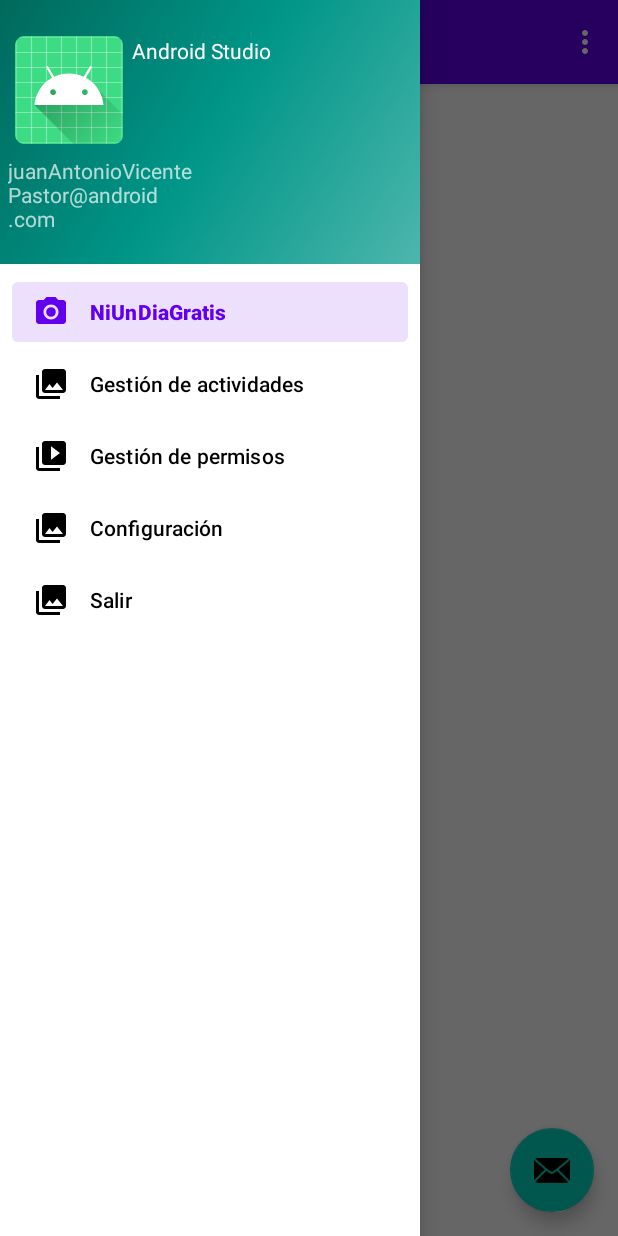
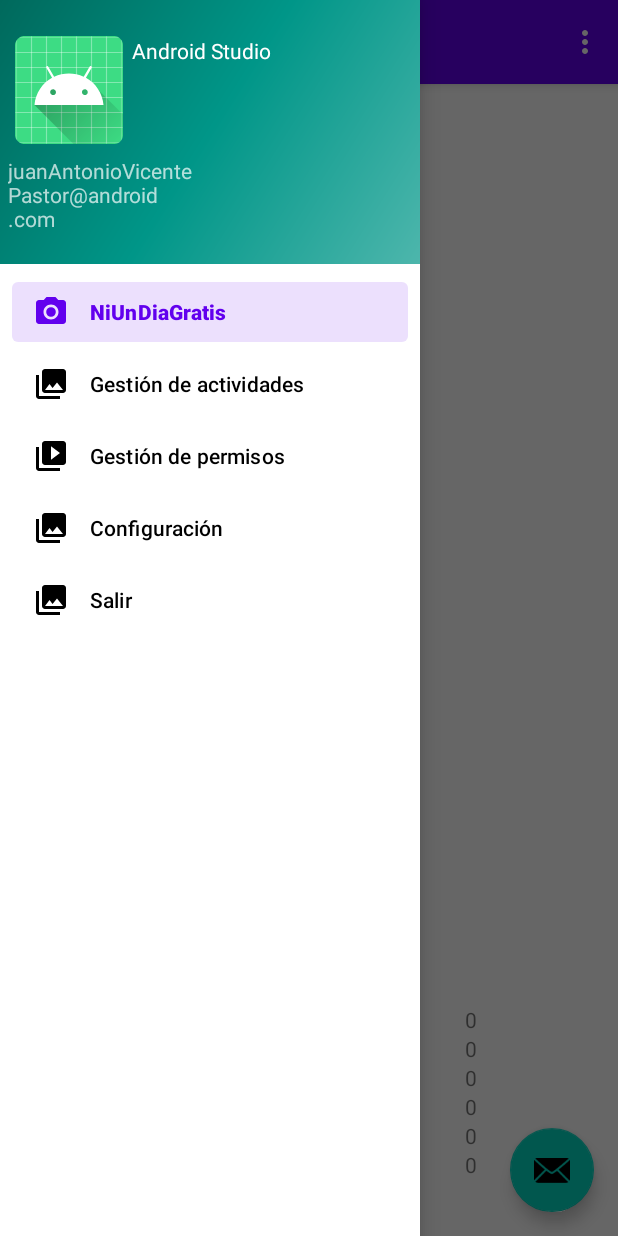
Before and after one commit to Eliathar/NiUnDiaGratis_proyecto, an Android app: the screen it shows after launch (MainActivity), with the side drawer open, on a phone screen of 412 x 824 dp. Run offline under Robolectric (Android 15) with nearby library versions, the phone set to English and light mode, and no system bars; our stand-ins replace Room's generated code, navigation-ui.

```diff
--- a/app/src/main/java/com/example/niundiagratis/MainActivity.kt
+++ b/app/src/main/java/com/example/niundiagratis/MainActivity.kt
@@ -6,19 +6,25 @@ import android.view.MenuItem
 import androidx.appcompat.app.AppCompatActivity
 import androidx.core.view.GravityCompat
 import androidx.drawerlayout.widget.DrawerLayout
+import androidx.lifecycle.MutableLiveData
 import androidx.navigation.NavController
 import androidx.navigation.findNavController
 import androidx.navigation.ui.AppBarConfiguration
 import androidx.navigation.ui.NavigationUI
 import androidx.navigation.ui.setupActionBarWithNavController
 import androidx.navigation.ui.setupWithNavController
+import com.example.niundiagratis.data.dao.ActividadesRealizadasDao
+import com.example.niundiagratis.data.dao.ComputoGlobalDao
+import com.example.niundiagratis.data.dao.GuardiasRealizadasDao
+import com.example.niundiagratis.data.db.BBDDHandler
 import com.example.niundiagratis.data.db.BBDDHandler.crearBBDD
+import com.example.niundiagratis.data.db.NiUnDiaGratisBBDD
 import com.example.niundiagratis.databinding.ActivityMainBinding
+import com.example.niundiagratis.ui.home.HomeFragment
 import com.google.android.material.navigation.NavigationView
 import kotlinx.coroutines.Dispatchers
 import kotlinx.coroutines.runBlocking
 import kotlinx.coroutines.withContext
-
 
 class MainActivity : AppCompatActivity() {
     //Usamos lateinit para indicaral compilador que la variable sera inicializada antes de ser usada
@@ -27,18 +33,20 @@ class MainActivity : AppCompatActivity() {
     //Declaracion de navController
     private lateinit var navController: NavController
     private lateinit var drawerLayout: DrawerLayout
+    var baseDatosOk: MutableLiveData<Boolean> = MutableLiveData(false)
+
 
     override fun onCreate(savedInstanceState: Bundle?) {
         super.onCreate(savedInstanceState)
 
         //Usamos el contexto de la actividad para crear la base de datos----------------------------
         val context = this
-        runBlocking {
+        /*runBlocking {
             withContext(Dispatchers.IO) {
                 // Inicializa la base de datos
                 crearBBDD(context)
             }
-        }
+        }*/
         //Fin de creacion de base de datos----------------------------------------------------------
 
         binding = ActivityMainBinding.inflate(layoutInflater)
@@ -54,12 +62,12 @@ class MainActivity : AppCompatActivity() {
                 flecha para ir atras */
         appBarConfiguration = AppBarConfiguration(
             setOf(
-                R.id.nav_home, R.id.submenu01Fragment,
-                R.id.nav_gest_act, R.id.nav_gest_perm, R.id.nav_config, R.id.addActividadFragment,
-                R.id.modActividadFragment, R.id.modActividadSeleccionadaFragment, R.id.addPermisoFragment,
-                R.id.modPermisoFragment, R.id.modPermisoSeleccionadoFragment, R.id.addTipoActividadFragment, R.id.addTipoDiaFragment,
-                R.id.modTipoActividadFragment, R.id.modTipoActividadSelecFragment,
-                R.id.modTipoDiaFragment, R.id.modTipoDiaSelecFragment
+                R.id.nav_home, R.id.submenu01Fragment, R.id.nav_gest_act, R.id.nav_gest_perm,
+                R.id.nav_config, R.id.addActividadFragment, R.id.modActividadFragment,
+                R.id.modActividadSeleccionadaFragment, R.id.addPermisoFragment,
+                R.id.modPermisoFragment, R.id.modPermisoSeleccionadoFragment,
+                R.id.addTipoActividadFragment, R.id.addTipoDiaFragment, R.id.modTipoActividadFragment,
+                R.id.modTipoActividadSelecFragment, R.id.modTipoDiaFragment, R.id.modTipoDiaSelecFragment
             ), drawerLayout
         )
         // Inicializa navController
--- a/app/src/main/java/com/example/niundiagratis/data/adapter/ItemListActRealAdapter.kt
+++ b/app/src/main/java/com/example/niundiagratis/data/adapter/ItemActRealAdapter.kt
@@ -22,8 +22,11 @@ class ItemActRealAdapter(private val dataList: List<Any>, private val opcion: In
             1 ->{
                 if (item is ActividadesRealizadas) {
                     holder.txtTipo.text = item.tipoActOk
+                    println("1 $holder.txtTipo.text")
                     holder.txtNombre.text = item.nombreActOk
+                    println(holder.txtNombre.text)
                     holder.txtFecha.text = item.fechaInActOk.toString()
+                    println(holder.txtFecha.text)
                 }
             }
             2-> {
@@ -34,15 +37,18 @@ class ItemActRealAdapter(private val dataList: List<Any>, private val opcion: In
                 }
             }
             3->{
+                println("en computoblogal3")
                 if (item is ComputoGlobal) {
                     holder.txtTipo.text = item.tipoDiaGlobal
-                    holder.txtNombre.text = item.maxGlobal.toString()
+                    println(holder.txtTipo.text)
+                    holder.txtNombre.text = if (item.maxGlobal.toString() == "null") "" else item.maxGlobal.toString()
                     holder.txtFecha.text = item.saldoGlobal.toString()
                 }
             }
         }
     }
     override fun getItemCount(): Int {
+        println(dataList.size)
         return dataList.size
     }
 }
--- a/app/src/main/java/com/example/niundiagratis/data/dao/TiposDiasDao.kt
+++ b/app/src/main/java/com/example/niundiagratis/data/dao/TiposDiasDao.kt
@@ -12,7 +12,7 @@ import com.example.niundiagratis.data.db.TiposDias
 interface TiposDiasDao {
     //Para insercion de nuevas entidades
     @Insert
-    suspend fun insert(tiposDias: TiposDias)
+    fun insert(tiposDias: TiposDias)
 
     //Devuelve una lista con todos las entidades
     @Query("SELECT * FROM tablaTiposDias")
--- a/app/src/main/java/com/example/niundiagratis/data/db/BBDDHandler.kt
+++ b/app/src/main/java/com/example/niundiagratis/data/db/BBDDHandler.kt
@@ -2,11 +2,21 @@ package com.example.niundiagratis.data.db
 
 import android.content.Context
 import androidx.room.Room
+import com.example.niundiagratis.MainActivity
+import com.example.niundiagratis.data.dao.ActividadesRealizadasDao
+import com.example.niundiagratis.data.dao.ComputoGlobalDao
+import com.example.niundiagratis.data.dao.GuardiasRealizadasDao
+import kotlinx.coroutines.coroutineScope
 import java.text.SimpleDateFormat
 import java.util.Calendar
 import java.util.Locale
-object BBDDHandler {
-    suspend fun crearBBDD(context: Context) {
+import kotlin.collections.get
+import com.example.niundiagratis.data.db.NiUnDiaGratisBBDD
+import androidx.room.RoomDatabase
+
+//Creamos la base de datos
+object BBDDHandler{
+    suspend fun crearBBDD(context: Context) : String{
         val periodo = SimpleDateFormat(
             "yyyy",
             Locale.getDefault()
@@ -15,29 +25,37 @@ object BBDDHandler {
         )
         //Creamos el nombre de la base de datos usando el año
         val nombreBD = "NiUnDiaGratis_$periodo"
-        val database: NiUnDiaGratisBBDD
+        val niUnDiaGratisDB: NiUnDiaGratisBBDD
         if (context.getDatabasePath(nombreBD).exists()) {
-            database = Room.databaseBuilder(
+            niUnDiaGratisDB = Room.databaseBuilder(
                 context.applicationContext,
                 NiUnDiaGratisBBDD::class.java, nombreBD
             ).fallbackToDestructiveMigration()//Evita que se destruyan los datos existentes
                 .build()
-            database.openHelper.writableDatabase
+            niUnDiaGratisDB.openHelper.writableDatabase
+            println("BBDD ya creada")
         } else {
-            database = Room.databaseBuilder(
+            niUnDiaGratisDB = Room.databaseBuilder(
                 context.applicationContext,
                 NiUnDiaGratisBBDD::class.java,
                 nombreBD
+
             ).build()
-            database.openHelper.writableDatabase
-            inicializarBBDD(database)
+            niUnDiaGratisDB.openHelper.writableDatabase
+            inicializarBBDD(niUnDiaGratisDB)
+            println("bbdd inicializada")
+
         }
+        return nombreBD
     }
+    //Inicializacion de la base de datos
     private suspend fun inicializarBBDD(database: NiUnDiaGratisBBDD){
         val daoTiposDias = database.fTiposDiasDao()
         val daoTiposActividades = database.fTiposActividadesDao()
+        val daoComputoGlobal = database.fComputoGlobalDao()
         lateinit var nuevoTipoDia: TiposDias
         lateinit var nuevoTiposActividades: TiposActividades
+        lateinit var nuevocomputoGlobal: ComputoGlobal
         //Inicializamos tipos de dias
         for (i in 1..6) {
             println("bucle for $i")
@@ -70,5 +88,33 @@ object BBDDHandler {
             }
             daoTiposActividades.insert(nuevoTiposActividades)
         }
+
+        //Inicializamos datos de computo global
+        //Definimos los valores para las foreign keys especificadas
+        val idTipoDiaG1 = daoTiposDias.getTipoDiaById("DA")?.nombreTipoDia
+        val idTipoDiaG2 = daoTiposDias.getTipoDiaById("PO")?.nombreTipoDia
+        val idTipoDiaG3 = daoTiposDias.getTipoDiaById("DPP")?.nombreTipoDia
+        val idTipoDiaG4 = daoTiposDias.getTipoDiaById("AP")?.nombreTipoDia
+        val idTipoDiaG5 = daoTiposDias.getTipoDiaById("MO")?.nombreTipoDia
+        val idTipoDiaG6 = daoTiposDias.getTipoDiaById("DO")?.nombreTipoDia
+        val maxTipoDiaG1 = daoTiposDias.getTipoDiaById("DA")!!.maxDias
+        val maxTipoDiaG2 = daoTiposDias.getTipoDiaById("PO")!!.maxDias
+        val maxTipoDiaG3 = daoTiposDias.getTipoDiaById("DPP")!!.maxDias
+        val maxTipoDiaG4 = daoTiposDias.getTipoDiaById("AP")!!.maxDias
+        val maxTipoDiaG5 = daoTiposDias.getTipoDiaById("MO")?.maxDias
+        val maxTipoDiaG6 = daoTiposDias.getTipoDiaById("DO")?.maxDias
+        for (k in 1..6){
+            println("bucle for computo global $k")
+            when (k){
+                1 -> nuevocomputoGlobal = ComputoGlobal(0, idTipoDiaG1.toString(), maxTipoDiaG1!!, 0, 0, 0)
+                2 -> nuevocomputoGlobal = ComputoGlobal(0, idTipoDiaG2.toString(), maxTipoDiaG2!!, 0, 0, 0)
+                3 -> nuevocomputoGlobal = ComputoGlobal(0, idTipoDiaG3.toString(), maxTipoDiaG3!!, 0, 0, 0)
+                4 -> nuevocomputoGlobal = ComputoGlobal(0, idTipoDiaG4.toString(), maxTipoDiaG4!!, 0, 0, 0)
+                5 -> nuevocomputoGlobal = ComputoGlobal(0, idTipoDiaG5.toString(), maxTipoDiaG5, 0, 0, 0)
+                6 -> nuevocomputoGlobal = ComputoGlobal(0, idTipoDiaG6.toString(), maxTipoDiaG6, 0, 0, 0)
+            }
+            daoComputoGlobal.insert(nuevocomputoGlobal)
+            println("computo terminado")
+        }
     }
 }
--- a/app/src/main/java/com/example/niundiagratis/data/db/NiUnDiaGratisBBDD.kt
+++ b/app/src/main/java/com/example/niundiagratis/data/db/NiUnDiaGratisBBDD.kt
@@ -12,6 +12,7 @@ import com.example.niundiagratis.data.dao.ActividadesRealizadasDao
 import com.example.niundiagratis.data.dao.ComputoGlobalDao
 import com.example.niundiagratis.data.dao.DiasDisfrutadosDao
 import com.example.niundiagratis.data.dao.DiasGeneradosDao
+import com.example.niundiagratis.data.dao.GuardiasRealizadasDao
 import com.example.niundiagratis.data.dao.TiposActividadesDao
 import com.example.niundiagratis.data.dao.TiposDiasDao
 import java.util.Date
@@ -178,7 +179,7 @@ data class ComputoGlobal(
     @PrimaryKey(autoGenerate = true)
     val id: Int,
     val tipoDiaGlobal: String,
-    val maxGlobal: Int,
+    val maxGlobal: Int?,
     val genGlobal: Int,
     val conGlobal: Int,
     val saldoGlobal: Int
@@ -198,16 +199,19 @@ abstract class NiUnDiaGratisBBDD : RoomDatabase() {
     abstract fun fDiasGeneradosDao(): DiasGeneradosDao
     abstract fun fDiasDisfrutadosDao(): DiasDisfrutadosDao
     abstract fun fComputoGlobalDao(): ComputoGlobalDao
+
+    abstract fun fGuardiasRealizadasDao(): GuardiasRealizadasDao
     companion object{
+
         private var instancia: NiUnDiaGratisBBDD? = null
         //Esta funcion se usara para acceder a la base de datos abierta en el momento de usar la aplicacion
-        fun obtenerInstancia(context: Context): NiUnDiaGratisBBDD{
+        fun obtenerInstancia(context: Context, nombreBD: String): NiUnDiaGratisBBDD{
             println("en obtenerinstancia")
             if(instancia == null){
                 println("en if de obtenerinstancia")
                 synchronized(NiUnDiaGratisBBDD::class){
                     println("en sincronizado")
-                    instancia = Room.databaseBuilder(context.applicationContext, NiUnDiaGratisBBDD::class.java, "NiUnDiaGratis").build()
+                    instancia = Room.databaseBuilder(context.applicationContext, NiUnDiaGratisBBDD::class.java, nombreBD).build()
                     println("instanciado")
                 }
             }
--- /dev/null
+++ b/app/src/main/java/com/example/niundiagratis/data/db/ViewModelFactory.kt
@@ -0,0 +1,22 @@
+package com.example.niundiagratis.data.db
+
+import androidx.lifecycle.ViewModel
+import androidx.lifecycle.ViewModelProvider
+import com.example.niundiagratis.data.dao.ActividadesRealizadasDao
+import com.example.niundiagratis.data.dao.ComputoGlobalDao
+import com.example.niundiagratis.data.dao.GuardiasRealizadasDao
+import com.example.niundiagratis.ui.home.HomeViewModel
+
+class ViewModelFactory (
+    private val computoGlobalDao: ComputoGlobalDao,
+    private val actividadesRealizadasDao: ActividadesRealizadasDao,
+    private val guardiasRealizadasDao: GuardiasRealizadasDao
+) : ViewModelProvider.Factory {
+    override fun <T : ViewModel> create(modelClass: Class<T>): T {
+        if (modelClass.isAssignableFrom(HomeViewModel::class.java)) {
+            @Suppress("UNCHECKED_CAST")
+            return HomeViewModel(computoGlobalDao, actividadesRealizadasDao, guardiasRealizadasDao) as T
+        }
+        throw IllegalArgumentException("Unknown ViewModel class")
+    }
+}
--- a/app/src/main/java/com/example/niundiagratis/data/repositorio/ReposNiUnDiaGratis.kt
+++ b/app/src/main/java/com/example/niundiagratis/data/repositorio/ReposNiUnDiaGratis.kt
@@ -1,5 +1,7 @@
 package com.example.niundiagratis.data.repositorio
 
+import androidx.core.content.ContentProviderCompat.requireContext
+import androidx.lifecycle.LiveData
 import com.example.niundiagratis.data.dao.ActividadesRealizadasDao
 import com.example.niundiagratis.data.dao.ComputoGlobalDao
 import com.example.niundiagratis.data.dao.DiasDisfrutadosDao
@@ -7,9 +9,13 @@ import com.example.niundiagratis.data.dao.DiasGeneradosDao
 import com.example.niundiagratis.data.dao.GuardiasRealizadasDao
 import com.example.niundiagratis.data.dao.TiposActividadesDao
 import com.example.niundiagratis.data.dao.TiposDiasDao
+import com.example.niundiagratis.data.db.ActividadesRealizadas
 import com.example.niundiagratis.data.db.ComputoGlobal
+import com.example.niundiagratis.data.db.GuardiasRealizadas
+import com.example.niundiagratis.data.db.NiUnDiaGratisBBDD
 
 class ReposNiUnDiaGratis(
+    private val database: NiUnDiaGratisBBDD,
     private val actividadesRealizadasDao: ActividadesRealizadasDao,
     private val computoGlobalDao: ComputoGlobalDao,
     private val diasDisfrutadosDao: DiasDisfrutadosDao,
@@ -19,6 +25,15 @@ class ReposNiUnDiaGratis(
     private val tiposActividadesDao: TiposActividadesDao
 ) {
 
+    // Funciones para obtener datos de la base de datos
+
+    fun obtenerActividades(): LiveData<List<ActividadesRealizadas>> {
+        return actividadesRealizadasDao.obtenerActividades()
+    }
+
+    fun getAllGuardiasRealizadas(): LiveData<List<GuardiasRealizadas>>{
+        return guardiasRealizadasDao.getAllGuardiasRealizadas()
+    }
     suspend fun obtenerComputoGlobal(): List<ComputoGlobal> {
         val resultados = mutableListOf<ComputoGlobal>()
 
--- a/app/src/main/java/com/example/niundiagratis/ui/home/HomeFragment.kt
+++ b/app/src/main/java/com/example/niundiagratis/ui/home/HomeFragment.kt
@@ -2,29 +2,46 @@ package com.example.niundiagratis.ui.home
 
 import android.content.Context
 import android.os.Bundle
+import android.util.Log
 import android.view.LayoutInflater
 import android.view.View
 import android.view.ViewGroup
 import android.widget.TextView
 import androidx.fragment.app.Fragment
+import androidx.lifecycle.MutableLiveData
 import androidx.lifecycle.Observer
+import androidx.lifecycle.ViewModel
 import androidx.lifecycle.ViewModelProvider
+import androidx.lifecycle.lifecycleScope
 import androidx.recyclerview.widget.RecyclerView
+import com.example.niundiagratis.MainActivity
 import com.example.niundiagratis.R
 import com.example.niundiagratis.data.adapter.ItemActRealAdapter
+import com.example.niundiagratis.data.dao.ComputoGlobalDao
 import com.example.niundiagratis.data.db.BBDDHandler
+import com.example.niundiagratis.data.db.BBDDHandler.crearBBDD
+import com.example.niundiagratis.data.repositorio.ReposNiUnDiaGratis
 import kotlinx.coroutines.Dispatchers
+import kotlinx.coroutines.launch
 import kotlinx.coroutines.runBlocking
 import kotlinx.coroutines.withContext
+import androidx.lifecycle.LiveData
+import com.example.niundiagratis.ui.home.HomeViewModel
+import androidx.lifecycle.LifecycleOwner
+import androidx.recyclerview.widget.LinearLayoutManager
+import com.example.niundiagratis.data.dao.ActividadesRealizadasDao
+import com.example.niundiagratis.data.dao.GuardiasRealizadasDao
+import com.example.niundiagratis.data.db.NiUnDiaGratisBBDD
+import com.example.niundiagratis.data.db.ViewModelFactory
 
 class HomeFragment : Fragment() {
     private lateinit var homeViewModel: HomeViewModel
     private lateinit var actRealAdapter: ItemActRealAdapter
-
-    override fun onAttach(context: Context) {
-        super.onAttach(context)
-        homeViewModel = ViewModelProvider(this).get(HomeViewModel::class.java)
-    }
+    private lateinit var computoGlobalDao: ComputoGlobalDao
+    private lateinit var actividadesRealizadasDao: ActividadesRealizadasDao
+    private lateinit var guardiasRealizadasDao: GuardiasRealizadasDao
+    private lateinit var database: NiUnDiaGratisBBDD
+    private lateinit var nombreBD: String
 
     override fun onCreateView(
         inflater: LayoutInflater,
@@ -38,21 +55,69 @@ class HomeFragment : Fragment() {
         val rVGuardias: RecyclerView = view.findViewById(R.id.rVGuardias)
         val rVComputo: RecyclerView = view.findViewById(R.id.rVComputo)
 
+        //obtenemos instancia del layoutmanager
+        val layoutManager1 = LinearLayoutManager(context)
+        val layoutManager2 = LinearLayoutManager(context)
+        val layoutManager3 = LinearLayoutManager(context)
+
+        //Asignamos los layoutmanager a los recyclerviews
+        rVActReal.layoutManager = layoutManager1
+        rVGuardias.layoutManager = layoutManager2
+        rVComputo.layoutManager = layoutManager3
+
+        val dataBase: NiUnDiaGratisBBDD
+        //Creacion e inicializacion de base de datos
         runBlocking {
-            homeViewModel.obtenerActividades().observe(viewLifecycleOwner){
-                    actividades -> val listaActividades = actividades ?: emptyList()
+            withContext(Dispatchers.IO) {
+                nombreBD = crearBBDD(requireContext()).toString()
+            }
+        }
+        println(nombreBD)
+        // Obtenemos una instancia de la base de datos seleccionada
+        val database = NiUnDiaGratisBBDD.obtenerInstancia(requireContext(), nombreBD)
+        // Inicializamos DAOs
+        computoGlobalDao = database.fComputoGlobalDao()
+        actividadesRealizadasDao = database.fActividadesRealizadasDao()
+        guardiasRealizadasDao = database.fGuardiasRealizadasDao()
+        //Creamos una variable viewmodelfactory para pasarle los datos al viewmodel
+        val factory = ViewModelFactory(computoGlobalDao, actividadesRealizadasDao, guardiasRealizadasDao)
+        //Creamos el viewmodel
+        val homeViewModel = ViewModelProvider(this, factory).get(HomeViewModel::class.java)
+        println("dentro de 0")
+        homeViewModel.escribir()
+        //Funciones para obtener los datos del viewmodel para ls recyclerviews
+        lifecycleScope.launch {
+            homeViewModel.obtenerActividades().observe(viewLifecycleOwner) { actividades ->
+                val listaActividades = actividades ?: emptyList()
+                println("dentro de 1")
+                println(listaActividades.size)
                 val actRealAdapter = ItemActRealAdapter(listaActividades, 1)
+                println("dentro de 2")
                 rVActReal.adapter = actRealAdapter
+                println("dentro de 3")
             }
-            homeViewModel.obtenerGuardias().observe(viewLifecycleOwner){
-                    guardias -> val listaGuardiasRealizadas = guardias ?: emptyList()
+        }
+        lifecycleScope.launch {
+            homeViewModel.obtenerGuardias().observe(viewLifecycleOwner){guardias ->
+                val listaGuardiasRealizadas = guardias ?: emptyList()
+                println("dentro de 4")
+                println(listaGuardiasRealizadas.size)
                 val actGuardias = ItemActRealAdapter(listaGuardiasRealizadas, 2)
                 rVGuardias.adapter = actGuardias
             }
+        }
+        lifecycleScope.launch {
             homeViewModel.listaComputoGlobal.observe(viewLifecycleOwner) { datos ->
                 val listaComputoGlobal = datos ?: emptyList()
+                println("dentro de 5")
+                println(listaComputoGlobal.size)
+                for (i in 0..<listaComputoGlobal.size){
+                    println(listaComputoGlobal[i].toString())
+                }
                 val computoGlobal = ItemActRealAdapter(listaComputoGlobal, 3)
+                println("dentro de 6")
                 rVComputo.adapter = computoGlobal
+                println("dentro de 7")
             }
         }
         return view
--- a/app/src/main/java/com/example/niundiagratis/ui/home/HomeViewModel.kt
+++ b/app/src/main/java/com/example/niundiagratis/ui/home/HomeViewModel.kt
@@ -15,22 +15,33 @@ import com.example.niundiagratis.data.db.ComputoGlobal
 import com.example.niundiagratis.data.db.GuardiasRealizadas
 import com.example.niundiagratis.data.repositorio.ReposNiUnDiaGratis
 import kotlinx.coroutines.launch
+import kotlinx.coroutines.runBlocking
+import androidx.lifecycle.LifecycleOwner
+import com.example.niundiagratis.data.db.NiUnDiaGratisBBDD
+import com.example.niundiagratis.ui.home.HomeViewModel
+
+
+
 
 class HomeViewModel(
-    private val reposNiUnDiaGratis: ReposNiUnDiaGratis,
+    private val computoGlobalDao: ComputoGlobalDao,
     private val actividadesRealizadasDao: ActividadesRealizadasDao,
-    private val guardiasRealizadasDao: GuardiasRealizadasDao,
-    private val tiposDiasDao: TiposDiasDao,
-    private val diasGeneradosDao: DiasGeneradosDao,
-    private val diasDisfrutadosDao: DiasDisfrutadosDao,
-    private val computoGlobalDao: ComputoGlobalDao
-    ) : ViewModel() {
+    private val guardiasRealizadasDao: GuardiasRealizadasDao
+): ViewModel() {
+
     val listaComputoGlobal: LiveData<List<ComputoGlobal>> = computoGlobalDao.getAllComputoGlobal()
 
-    suspend fun obtenerActividades(): LiveData<List<ActividadesRealizadas>>{
+
+    fun obtenerActividades(): LiveData<List<ActividadesRealizadas>>{
+        println("dentro obteneractividades homeviewmodel")
        return actividadesRealizadasDao.obtenerActividades()
    }
-    suspend fun obtenerGuardias(): LiveData<List<GuardiasRealizadas>>{
+    fun obtenerGuardias(): LiveData<List<GuardiasRealizadas>>{
+        println("dentro obtenerGUardias homeviewmodel")
         return guardiasRealizadasDao.getAllGuardiasRealizadas()
     }
+    fun escribir(){
+        println("dentro del viewmodel")
+    }
+
 }
```
Also changed, not shown: app/build.gradle.kts (+5 -6 lines).
